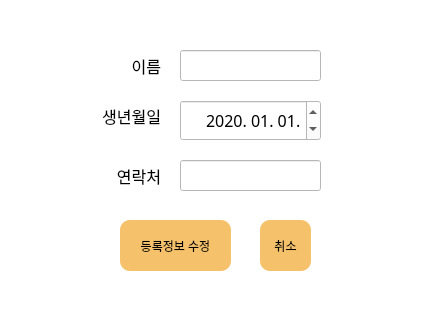
The window that CASS_brain/GUI/Register.ui (addinedu-ros-7th/deeplearning-repo-1) describes before a commit, drawn with Qt 5.
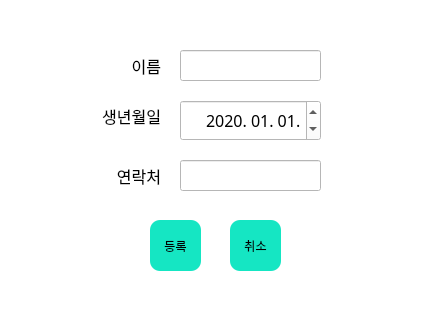
The same window after the commit.

Commit message: update register system and upgrade a little bit control system

```diff
--- a/CASS_brain/GUI/Register.ui
+++ b/CASS_brain/GUI/Register.ui
@@ -7,7 +7,7 @@
     <x>0</x>
     <y>0</y>
     <width>436</width>
-    <height>315</height>
+    <height>309</height>
    </rect>
   </property>
   <property name="windowTitle">
@@ -20,14 +20,14 @@
   <widget class="QPushButton" name="btnUserRegister">
    <property name="geometry">
     <rect>
-     <x>120</x>
+     <x>150</x>
      <y>220</y>
-     <width>111</width>
+     <width>51</width>
      <height>51</height>
     </rect>
    </property>
    <property name="styleSheet">
-    <string notr="true">QPushButton{background-color:#F5C26B;
+    <string notr="true">QPushButton{background-color:#15e6c3;
 border-radius:10px;}
 
 QPushButton:pressed{background-color:#4169E1; color:white;
@@ -37,20 +37,20 @@
 border-radius:20px;}</string>
    </property>
    <property name="text">
-    <string>등록정보 수정</string>
+    <string>등록</string>
    </property>
   </widget>
   <widget class="QPushButton" name="btnCancle">
    <property name="geometry">
     <rect>
-     <x>260</x>
+     <x>230</x>
      <y>220</y>
      <width>51</width>
      <height>51</height>
     </rect>
    </property>
    <property name="styleSheet">
-    <string notr="true">QPushButton{background-color:#F5C26B;
+    <string notr="true">QPushButton{background-color:#15e6c3;
 border-radius:10px;}
 
 QPushButton:pressed{background-color:#4169E1; color:white;
```
Left out of the diff: 6 changed lines with no effect on the pictures. The commit also changes 3 other files.
